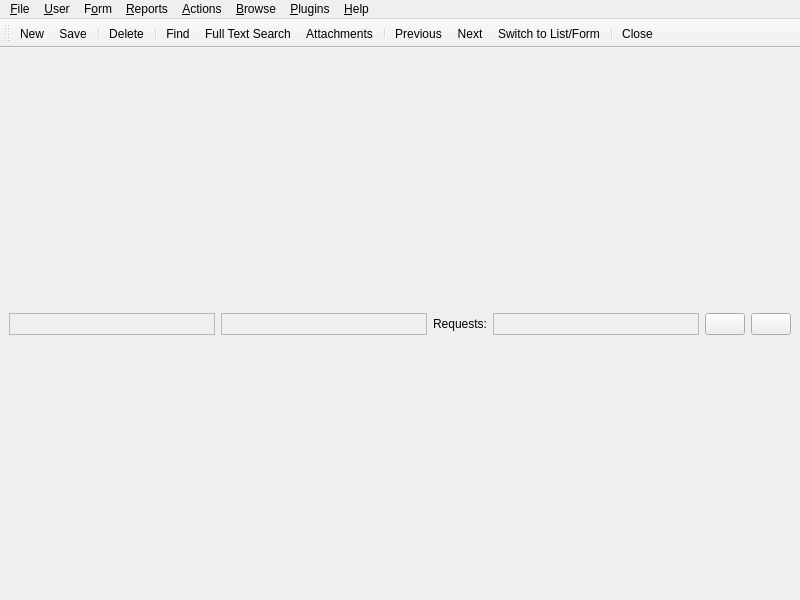
The window that bin/ui/mainwindow.ui (xrg/openerp-client-kde) describes before a commit, drawn with Qt 5.
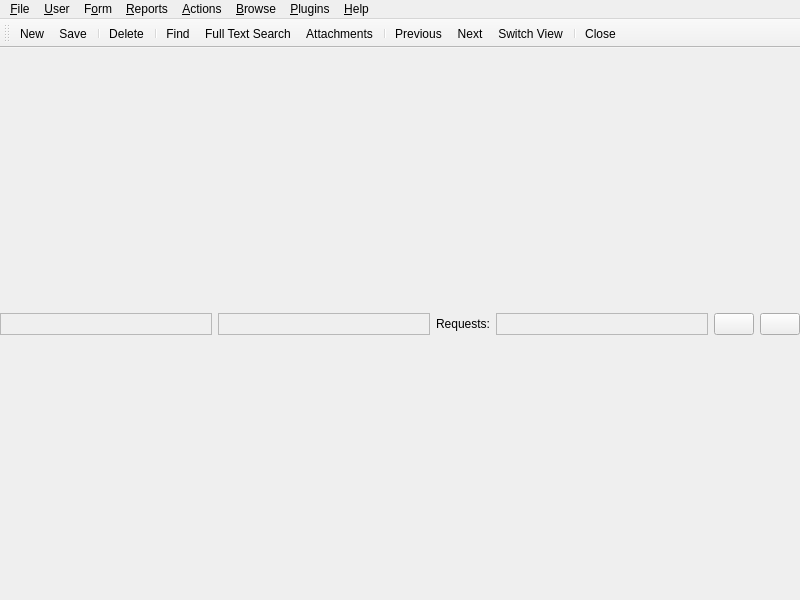
The same window after the commit. Icons and pictures are not drawn.

Patch:
```diff
--- a/bin/ui/mainwindow.ui
+++ b/bin/ui/mainwindow.ui
@@ -36,16 +36,16 @@
      <number>6</number>
     </property>
     <property name="leftMargin" >
-     <number>9</number>
+     <number>0</number>
     </property>
     <property name="topMargin" >
-     <number>9</number>
+     <number>0</number>
     </property>
     <property name="rightMargin" >
-     <number>9</number>
+     <number>0</number>
     </property>
     <property name="bottomMargin" >
-     <number>9</number>
+     <number>0</number>
     </property>
     <item>
      <spacer>
@@ -585,7 +585,7 @@
     <iconset resource="common.qrc" >:/images/images/switch_view.png</iconset>
    </property>
    <property name="text" >
-    <string>Switch to &amp;List/Form</string>
+    <string>Switch &amp;View</string>
    </property>
   </action>
   <action name="actionOpenMenuTab" >
```
